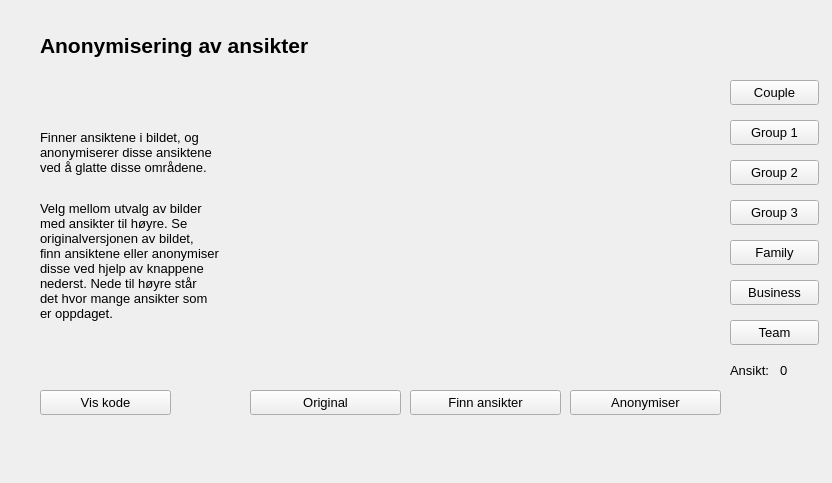
This is src/anonymise.ui in jegerud/Sciprog2020project as Qt 5 draws it before an edit. The edited form follows.
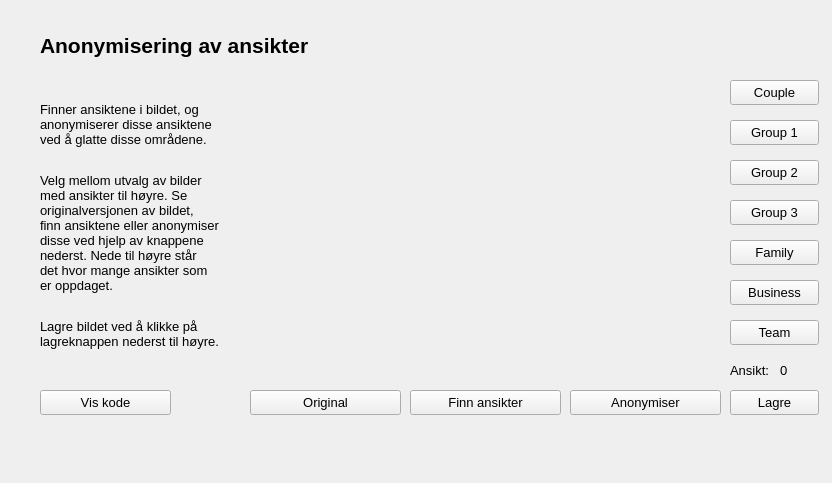
This is the edited form. Custom widgets are drawn as their Qt base class.

Commit message: Mulighet for å lagre bilde

```diff
--- a/src/anonymise.ui
+++ b/src/anonymise.ui
@@ -81,7 +81,7 @@
     </rect>
    </property>
    <property name="text">
-    <string>&lt;html&gt;&lt;head/&gt;&lt;body&gt;&lt;p&gt;&lt;span style=&quot; font-size:10pt;&quot;&gt;Finner ansiktene i bildet, og&lt;br/&gt;anonymiserer disse ansiktene&lt;br/&gt;ved å glatte disse områdene.&lt;br/&gt;&lt;/span&gt;&lt;/p&gt;&lt;p&gt;&lt;span style=&quot; font-size:10pt;&quot;&gt;Velg mellom utvalg av bilder&lt;br/&gt;med ansikter til høyre. Se &lt;br/&gt;originalversjonen av bildet,&lt;br/&gt;finn ansiktene eller anonymiser&lt;br/&gt;disse ved hjelp av knappene &lt;br/&gt;nederst. Nede til høyre står&lt;br/&gt;det hvor mange ansikter som &lt;br/&gt;er oppdaget.&lt;/span&gt;&lt;/p&gt;&lt;/body&gt;&lt;/html&gt;</string>
+    <string>&lt;html&gt;&lt;head/&gt;&lt;body&gt;&lt;p&gt;&lt;span style=&quot; font-size:10pt;&quot;&gt;Finner ansiktene i bildet, og&lt;br/&gt;anonymiserer disse ansiktene&lt;br/&gt;ved å glatte disse områdene.&lt;br/&gt;&lt;/span&gt;&lt;/p&gt;&lt;p&gt;&lt;span style=&quot; font-size:10pt;&quot;&gt;Velg mellom utvalg av bilder&lt;br/&gt;med ansikter til høyre. Se &lt;br/&gt;originalversjonen av bildet,&lt;br/&gt;finn ansiktene eller anonymiser&lt;br/&gt;disse ved hjelp av knappene &lt;br/&gt;nederst. Nede til høyre står&lt;br/&gt;det hvor mange ansikter som &lt;br/&gt;er oppdaget.&lt;br/&gt;&lt;/span&gt;&lt;/p&gt;&lt;p&gt;&lt;span style=&quot; font-size:10pt;&quot;&gt;Lagre bildet ved å klikke på&lt;br/&gt;lagreknappen nederst til høyre.&lt;/span&gt;&lt;/p&gt;&lt;/body&gt;&lt;/html&gt;</string>
    </property>
   </widget>
   <widget class="QPushButton" name="group1">
@@ -292,6 +292,24 @@
     </rect>
    </property>
   </widget>
+  <widget class="QPushButton" name="save">
+   <property name="geometry">
+    <rect>
+     <x>730</x>
+     <y>390</y>
+     <width>89</width>
+     <height>25</height>
+    </rect>
+   </property>
+   <property name="font">
+    <font>
+     <pointsize>10</pointsize>
+    </font>
+   </property>
+   <property name="text">
+    <string>Lagre</string>
+   </property>
+  </widget>
  </widget>
  <customwidgets>
   <customwidget>
```
The commit also changes 14 other files.
